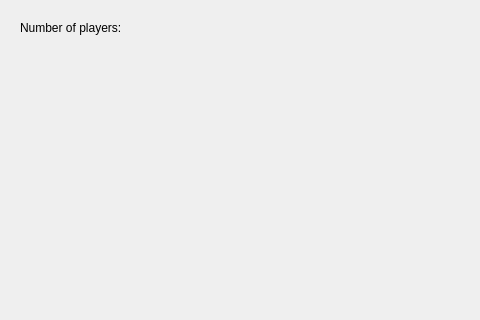
First picture: the form in UI/mainwindow.ui, repository Sakujii/islandgame, before the edit; both pictures show x 0 to 480 and y 0 to 320 of the 800 by 600 pixel window.
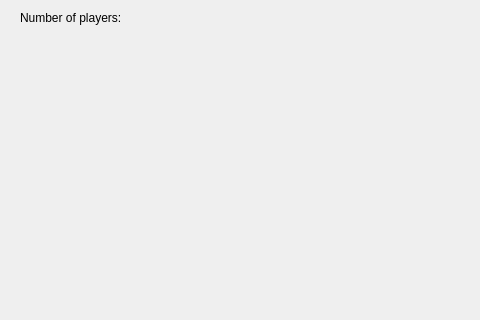
Second picture: the form after the edit.

Commit message: Lisätty luokka boardhex pelilaudan ruuduille. Lisätty widget, view ja scene mainwindowiin

```diff
--- a/UI/mainwindow.ui
+++ b/UI/mainwindow.ui
@@ -18,7 +18,7 @@
     <property name="geometry">
      <rect>
       <x>170</x>
-      <y>20</y>
+      <y>10</y>
       <width>31</width>
       <height>16</height>
      </rect>
@@ -31,7 +31,7 @@
     <property name="geometry">
      <rect>
       <x>20</x>
-      <y>20</y>
+      <y>10</y>
       <width>131</width>
       <height>16</height>
      </rect>
```
Left out of the diff: 2 changed lines with no effect on the pictures. The commit also changes 7 other files.
